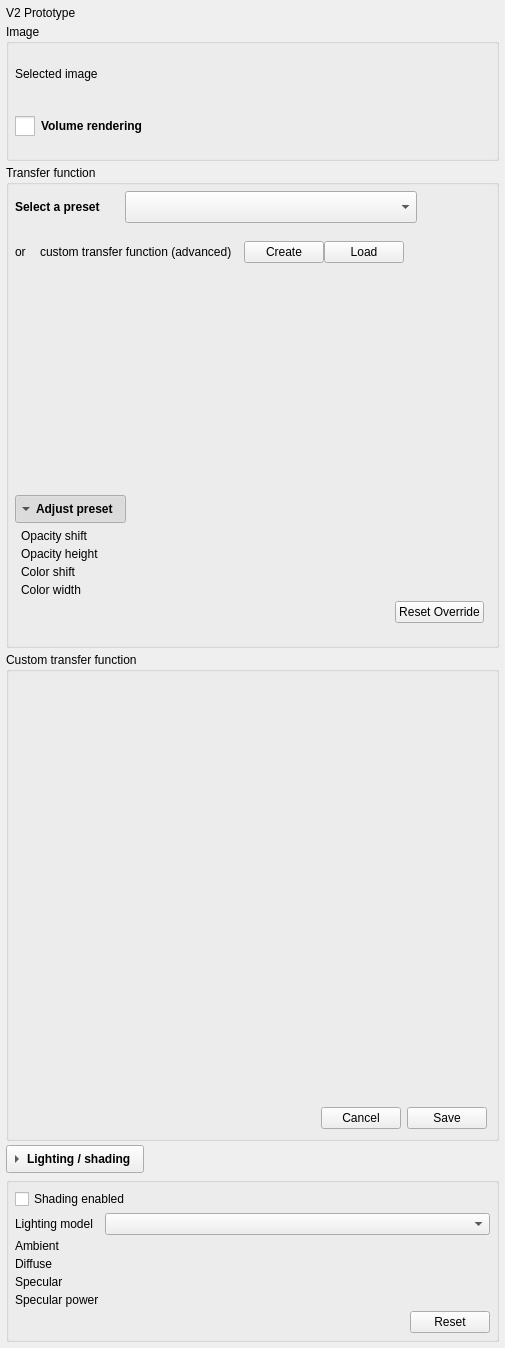
Old version of the form Plugins/org.mitk.gui.qt.volumevisualization_v2/src/internal/QmitkVolumeVisualizationV2View.ui in the repository MITK/MITK.
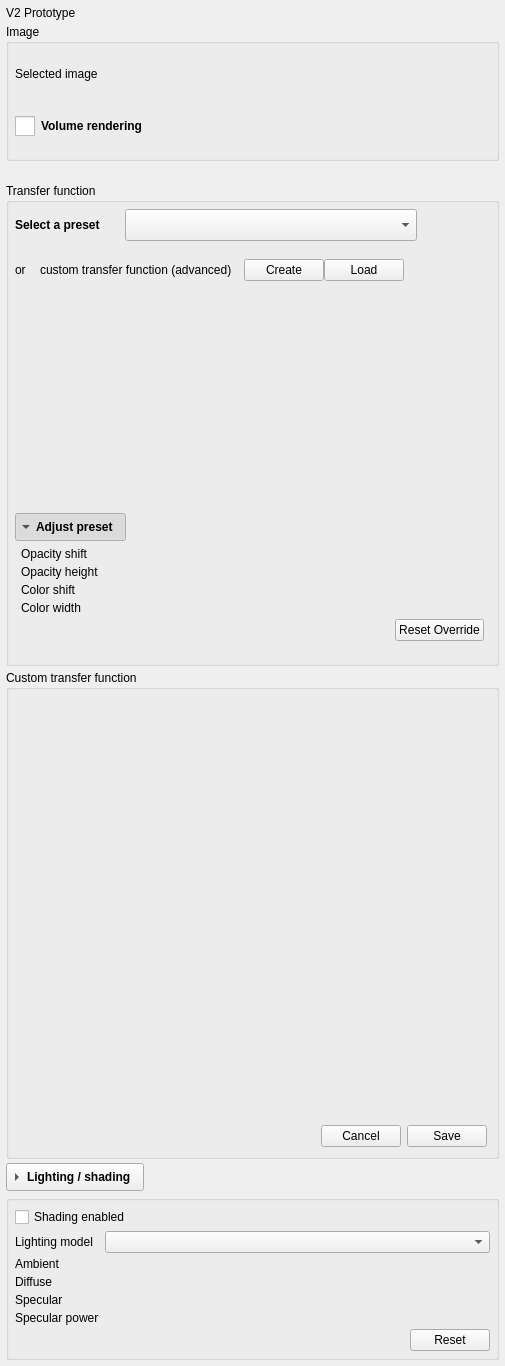
New version of the form. Custom widgets are drawn as their Qt base class.

Commit message: Fix internal code issues

```diff
--- a/Plugins/org.mitk.gui.qt.volumevisualization_v2/src/internal/QmitkVolumeVisualizationV2View.ui
+++ b/Plugins/org.mitk.gui.qt.volumevisualization_v2/src/internal/QmitkVolumeVisualizationV2View.ui
@@ -165,6 +165,16 @@
      </layout>
     </widget>
    </item>
+   <item>
+    <widget class="QLabel" name="binaryHintLabel">
+     <property name="wordWrap">
+      <bool>true</bool>
+     </property>
+     <property name="text">
+      <string/>
+     </property>
+    </widget>
+   </item>
    <item>
     <widget class="QGroupBox" name="transferFunctionGroupBox">
      <property name="sizePolicy">
```
The commit also changes 2 other files.
